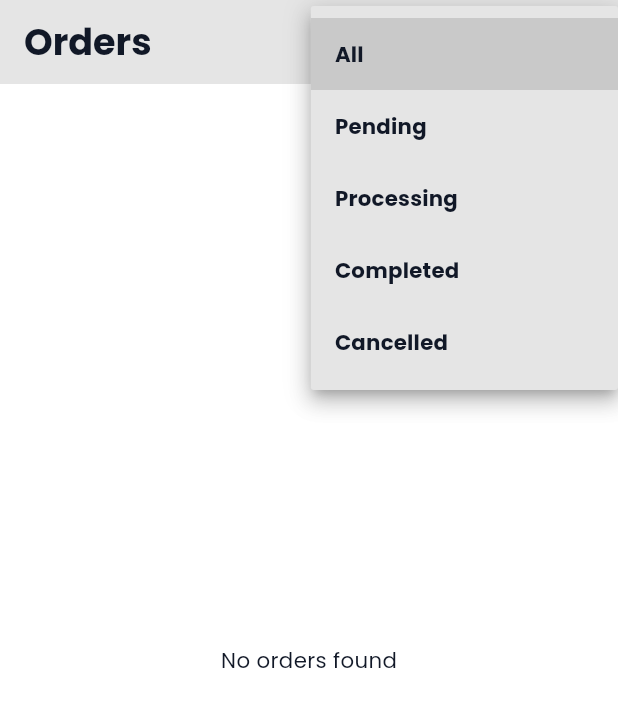
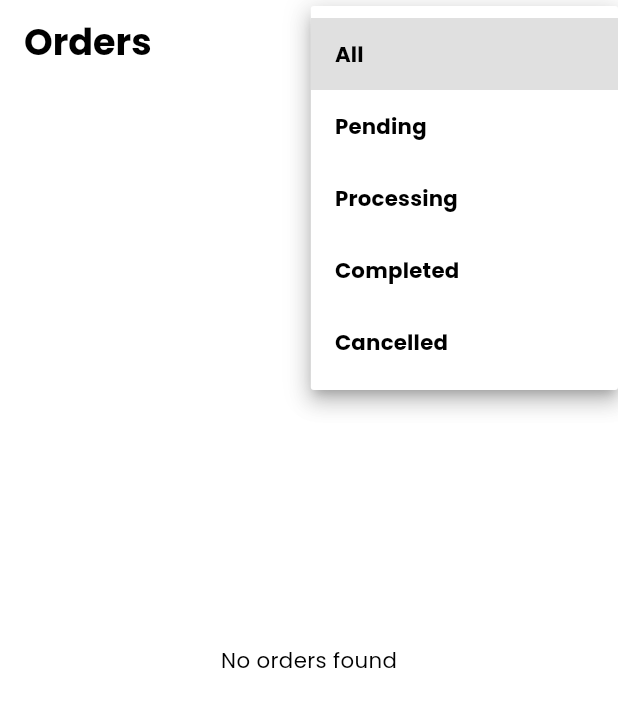
Before and after one commit to nasir-nishat/masjid_noor_customer, a Flutter app: the OrdersPage screen opened by its route, after a tap on "All", on a phone screen of 412 x 824 dp. Shown: the top 707 px of the screen. Run offline on Flutter 3.47's test engine with Material 3 defaults, Android fonts, the phone set to English and light mode, and no system bars; our stand-ins replace bot_toast, cached_network_image, equatable, flutter_screenutil, flutter_svg, geolocator and 12 more; missing offline and left inert: pluto_grid; accounts and stored records are empty.

Commit message:
Updated Order descending, theme update

```diff
--- a/lib/mgr/services/api_service.dart
+++ b/lib/mgr/services/api_service.dart
@@ -260,7 +260,7 @@ class ApiService {
             name
           )
         )
-      ''').eq('user_id', userId);
+      ''').eq('user_id', userId).order('created_at', ascending: false);
 
     List<OrderDetailsMd> orders = (orderDetailsMdResponse as List)
         .map((order) => OrderDetailsMd.fromJson(order))
--- a/lib/presentation/theme/app_theme.dart
+++ b/lib/presentation/theme/app_theme.dart
@@ -23,7 +23,14 @@ final class AppTheme {
       900: Color(0xFF001C80),
     }),
     // colorScheme: brightness == Brightness.light ? lightTheme : darkTheme,
-    colorScheme: lightTheme,
+    colorScheme: const ColorScheme.light(
+      primary: Color(0xFF0036E6),
+      onPrimary: Colors.white,
+      secondary: Color(0xFF4A4754),
+      onSecondary: Colors.white,
+      tertiary: Color(0xFF111827),
+      onTertiary: Colors.white,
+    ),
     textTheme: customTextTheme(),
     iconButtonTheme: _getIconButtonTheme(),
     popupMenuTheme: _getPopupMenuTheme(),
```
